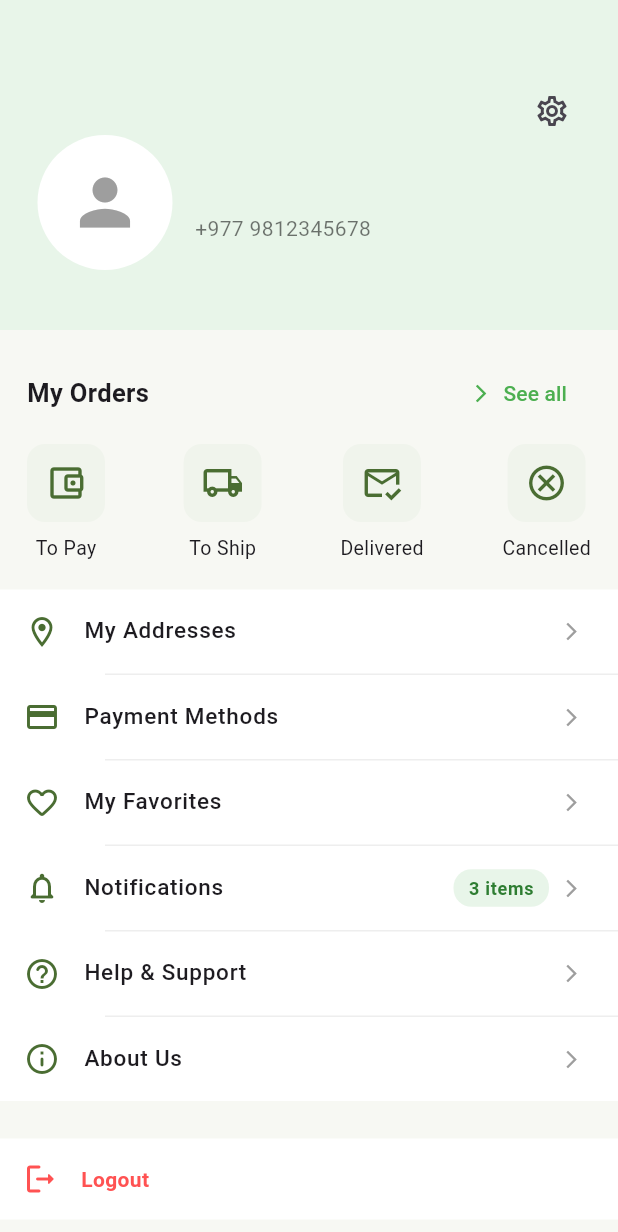
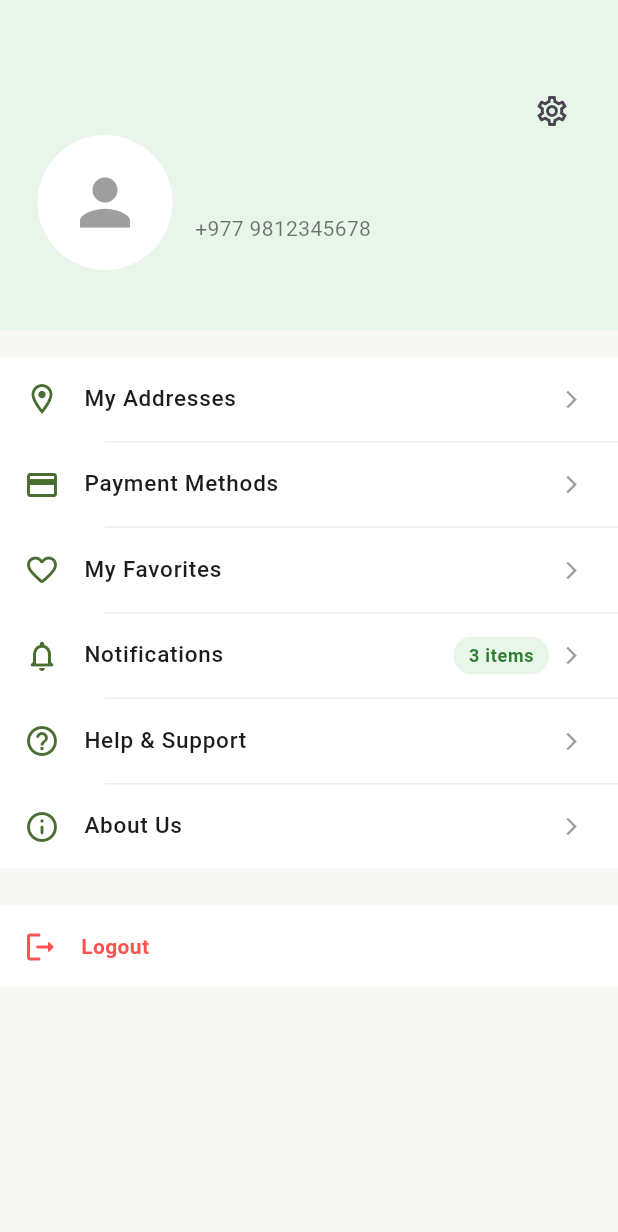
Before and after one commit to Biraj1122/AgriDirect-Nepal, a Flutter app: the ProfileScreen screen opened directly with empty values, on a phone screen of 412 x 824 dp. Shown: the top 1232 px of the screen. Run offline on Flutter 3.47's test engine with Material 3 defaults, Android fonts, the phone set to English and light mode, and no system bars; our stand-ins replace firebase_core; missing offline and left inert: osm_search_and_pick; accounts and stored records are empty.

Commit message:
Profile screen fixed

```diff
--- a/lib/navigation_screen.dart
+++ b/lib/navigation_screen.dart
@@ -20,7 +20,7 @@ class NavigationScreen extends StatefulWidget {
 
 class _NavigationScreenState extends State<NavigationScreen> {
   int currentIndex = 0;
-  String selectedCategory = "All"; // ← default is "All" not ""
+  String selectedCategory = "All";
 
   void changeTab(int index) {
     setState(() {
@@ -30,8 +30,6 @@ class _NavigationScreenState extends State<NavigationScreen> {
 
   @override
   Widget build(BuildContext context) {
-
-    // ✅ FIXED: Moved here so it rebuilds every time selectedCategory changes
     final List<Widget> screens = [
       HomeScreen(
         onCartTap: () {
@@ -48,14 +46,21 @@ class _NavigationScreenState extends State<NavigationScreen> {
       ),
 
       CategoriesScreen(
-      key: ValueKey(selectedCategory),
-      initialCategory: selectedCategory,
+        key: ValueKey(selectedCategory),
+        initialCategory: selectedCategory,
       ),
-
 
       const CartScreen(),
       const OrderScreen(),
-      ProfileScreen(userName: widget.userName),
+
+      // ✅ FIXED PROFILE SCREEN CALL
+      ProfileScreen(
+        userName: widget.userName,
+        favouriteProducts: const [],
+        allProducts: const [],
+        favouriteNames: const {},
+        onFavouriteToggle: null,
+      ),
     ];
 
     return Scaffold(
--- a/lib/screens/profile_screen.dart
+++ b/lib/screens/profile_screen.dart
@@ -1,26 +1,28 @@
 import 'package:flutter/material.dart';
+
 import 'login_screen.dart';
 import '../about_us.dart';
 import '../help_support.dart';
 import '../my_favourites.dart';
 import '../my_addresses_screen.dart';
 import '../notifications_screen.dart';
-import '../payment_methods_screen.dart'; // Handles safe standalone rendering instances
-import 'package:farmtech_agridirect/navigation_screen.dart';
+import '../payment_methods_screen.dart';
+
 class ProfileScreen extends StatelessWidget {
   final String userName;
+
   final List<Map<String, dynamic>> favouriteProducts;
   final List<Map<String, dynamic>> allProducts;
   final Set<String> favouriteNames;
-  final Function(Map<String, dynamic>) onFavouriteToggle;
+  final Function(Map<String, dynamic>)? onFavouriteToggle;
 
   const ProfileScreen({
     super.key,
     required this.userName,
-    required this.favouriteProducts,
-    required this.allProducts,
-    required this.favouriteNames,
-    required this.onFavouriteToggle,
+    this.favouriteProducts = const [],
+    this.allProducts = const [],
+    this.favouriteNames = const {},
+    this.onFavouriteToggle,
   });
 
   @override
@@ -64,11 +66,15 @@ class ProfileScreen extends StatelessWidget {
                           Text(
                             userName,
                             style: const TextStyle(
-                                fontSize: 22, fontWeight: FontWeight.bold),
+                              fontSize: 22,
+                              fontWeight: FontWeight.bold,
+                            ),
                           ),
                           const SizedBox(height: 4),
-                          const Text("+977 9812345678",
-                              style: TextStyle(color: Colors.black54)),
+                          const Text(
+                            "+977 9812345678",
+                            style: TextStyle(color: Colors.black54),
+                          ),
                         ],
                       ),
                     ],
@@ -77,44 +83,8 @@ class ProfileScreen extends StatelessWidget {
               ],
             ),
 
-            // Orders Section
-            Padding(
-              padding: const EdgeInsets.all(18.0),
-              child: Column(
-                children: [
-                  Row(
-                    mainAxisAlignment: MainAxisAlignment.spaceBetween,
-                    children: [
-                      const Text("My Orders",
-                          style: TextStyle(
-                              fontSize: 17, fontWeight: FontWeight.bold)),
-                      TextButton.icon(
-                        onPressed: () {},
-                        icon: const Icon(Icons.arrow_forward_ios,
-                            size: 14, color: Colors.green),
-                        label: const Text("See all",
-                            style: TextStyle(color: Colors.green)),
-                      ),
-                    ],
-                  ),
-                  const SizedBox(height: 10),
-                  Row(
-                    mainAxisAlignment: MainAxisAlignment.spaceBetween,
-                    children: [
-                      orderStatusItem(
-                          Icons.account_balance_wallet_outlined, "To Pay"),
-                      orderStatusItem(
-                          Icons.local_shipping_outlined, "To Ship"),
-                      orderStatusItem(
-                          Icons.mark_email_read_outlined, "Delivered"),
-                      orderStatusItem(Icons.cancel_outlined, "Cancelled"),
-                    ],
-                  ),
-                ],
-              ),
-            ),
+            const SizedBox(height: 18),
 
-            // Menu Options List
             Container(
               color: Colors.white,
               child: Column(
@@ -131,8 +101,6 @@ class ProfileScreen extends StatelessWidget {
                       );
                     },
                   ),
-
-                  // CONNECTED SYSTEM ROUTE ENTRY
                   menuItem(
                     Icons.payment_outlined,
                     "Payment Methods",
@@ -147,7 +115,6 @@ class ProfileScreen extends StatelessWidget {
                       );
                     },
                   ),
-
                   menuItem(
                     Icons.favorite_border_rounded,
                     "My Favorites",
@@ -157,7 +124,7 @@ class ProfileScreen extends StatelessWidget {
                         MaterialPageRoute(
                           builder: (context) => MyFavouritesScreen(
                             favouriteProducts: favouriteProducts,
-                            onFavouriteToggle: onFavouriteToggle,
+                            onFavouriteToggle: onFavouriteToggle ?? (item) {},
                           ),
                         ),
                       );
@@ -183,7 +150,8 @@ class ProfileScreen extends StatelessWidget {
                       Navigator.push(
                         context,
                         MaterialPageRoute(
-                            builder: (context) => const HelpSupportScreen()),
+                          builder: (context) => const HelpSupportScreen(),
+                        ),
                       );
                     },
                   ),
@@ -195,7 +163,8 @@ class ProfileScreen extends StatelessWidget {
                       Navigator.push(
                         context,
                         MaterialPageRoute(
-                            builder: (context) => const AboutUsScreen()),
+                          builder: (context) => const AboutUsScreen(),
+                        ),
                       );
                     },
                   ),
@@ -218,10 +187,13 @@ class ProfileScreen extends StatelessWidget {
                   children: [
                     Icon(Icons.logout_rounded, color: Colors.redAccent),
                     SizedBox(width: 15),
-                    Text("Logout",
+                    Text(
+                      "Logout",
                       style: TextStyle(
                         color: Colors.redAccent,
-                            fontWeight: FontWeight.bold)),
+                        fontWeight: FontWeight.bold,
+                      ),
+                    ),
                   ],
                 ),
               ),
@@ -232,23 +204,9 @@ class ProfileScreen extends StatelessWidget {
     );
   }
 
-  Widget orderStatusItem(IconData icon, String label) {
-    return Column(
-      children: [
-        Container(
-          padding: const EdgeInsets.all(12),
-          decoration: BoxDecoration(
-              color: const Color(0xffF0F4EC),
-              borderRadius: BorderRadius.circular(12)),
-          child: Icon(icon, color: const Color(0xff4A6D32), size: 28),
-        ),
-        const SizedBox(height: 8),
-        Text(label, style: const TextStyle(fontSize: 13)),
-      ],
-    );
-  }
-
-  Widget menuItem(IconData icon, String title, {
+  Widget menuItem(
+      IconData icon,
+      String title, {
         bool isLast = false,
         VoidCallback? onTap,
         String? badgeText,
@@ -267,7 +225,10 @@ class ProfileScreen extends StatelessWidget {
               if (badgeText != null)
                 Container(
                   margin: const EdgeInsets.only(right: 8),
-                  padding: const EdgeInsets.symmetric(horizontal: 10, vertical: 4),
+                  padding: const EdgeInsets.symmetric(
+                    horizontal: 10,
+                    vertical: 4,
+                  ),
                   decoration: BoxDecoration(
                     color: const Color(0xffE8F5E9),
                     borderRadius: BorderRadius.circular(12),
```
Lines whose indentation alone changed are shown as unchanged.
